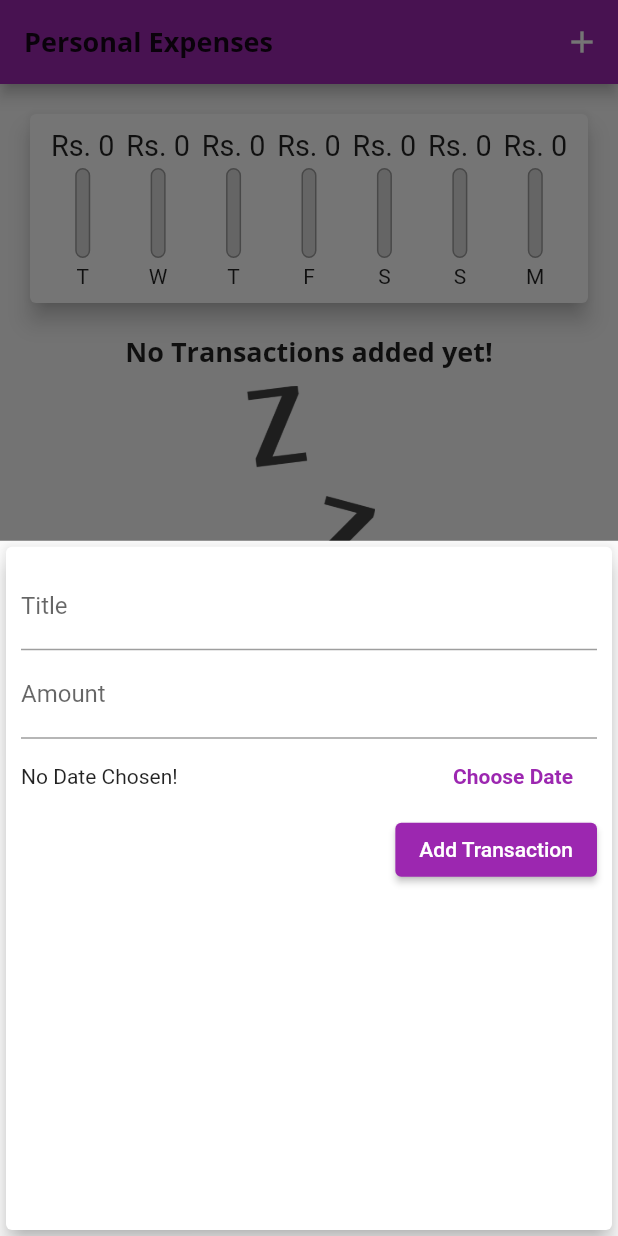
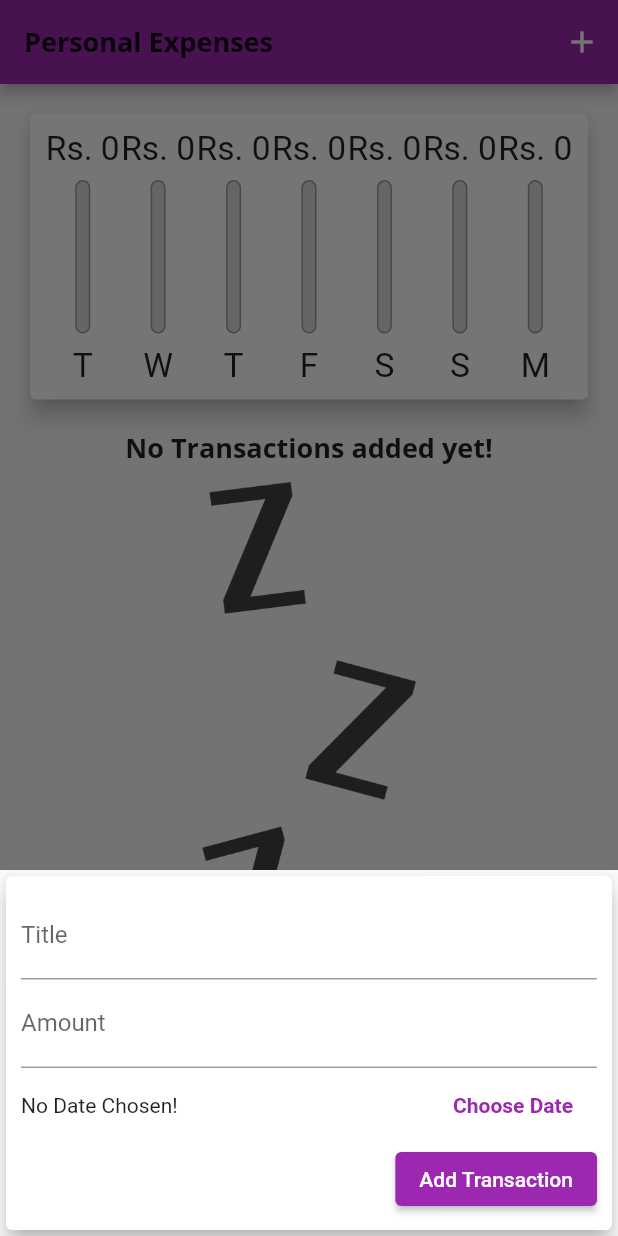
Before and after one commit to himangshuishere/Flutter, a Flutter app: the screen it shows after launch, after a tap on the "add" icon, on a phone screen of 412 x 824 dp. Run offline on Flutter 3.47's test engine with Material 2 defaults, Android fonts, the phone set to English and light mode, and no system bars.

Commit message:
Refactors Done!
Added responsiveness and adaptiveness in the project.

Pr: S5Cmpl

```diff
--- a/expense_manager/lib/main.dart
+++ b/expense_manager/lib/main.dart
@@ -1,10 +1,14 @@
+import 'dart:io';
 import 'package:expense_manager/models/transaction.dart';
 import 'package:expense_manager/widgets/chart.dart';
 import 'package:expense_manager/widgets/new_transaction.dart';
 import 'package:expense_manager/widgets/transaction_list.dart';
 import 'package:flutter/material.dart';
+import 'package:flutter/cupertino.dart';
 
 void main() {
+  // WidgetsFlutterBinding.ensureInitialized();
+  // SystemChrome.setPreferredOrientations([DeviceOrientation.portraitUp, DeviceOrientation.portraitDown]);
   runApp(MyApp());
 }
 
@@ -66,7 +70,10 @@ class _MyHomePageState extends State<MyHomePage> {
     }).toList();
   }
 
-  void _addNewTransaction(String txTitle, double txAmount, DateTime chosenDate) {
+  bool _showChart = false;
+
+  void _addNewTransaction(
+      String txTitle, double txAmount, DateTime chosenDate) {
     final newTx = Transaction(
       title: txTitle,
       amount: txAmount,
@@ -92,7 +99,7 @@ class _MyHomePageState extends State<MyHomePage> {
     );
   }
 
-  void _deleteTransaction(String id){
+  void _deleteTransaction(String id) {
     setState(() {
       _userTransactions.removeWhere((tx) {
         return tx.id == id;
@@ -102,8 +109,20 @@ class _MyHomePageState extends State<MyHomePage> {
 
   @override
   Widget build(BuildContext context) {
-    return Scaffold(
-      appBar: AppBar(
+    final isLandscape =
+        MediaQuery.of(context).orientation == Orientation.landscape;
+
+    final dynamic app_Bar = Platform.isIOS
+        ? CupertinoNavigationBar(
+            middle: Text("Personal Expenses"),
+            trailing: Row(mainAxisSize: MainAxisSize.min, children: [
+              GestureDetector(
+                onTap: () => _startAddNewTransaction(context),
+                child: Icon(CupertinoIcons.add),
+              )
+            ]),
+          )
+        : AppBar(
             title: Text("Personal Expenses"),
             textTheme: Theme.of(context).textTheme,
             actions: [
@@ -112,22 +131,77 @@ class _MyHomePageState extends State<MyHomePage> {
                 onPressed: () => _startAddNewTransaction(context),
               )
             ],
-      ),
-      body: SingleChildScrollView(
+          );
+
+    final txListWidget = Container(
+      child: TransactionList(_userTransactions, _deleteTransaction),
+      height: (MediaQuery.of(context).size.height -
+              app_Bar.preferredSize.height -
+              MediaQuery.of(context).padding.top) *
+          0.7,
+    );
+
+    final pageBody = SafeArea(
+      child: SingleChildScrollView(
         child: Column(
           // mainAxisAlignment: MainAxisAlignment.start,
           crossAxisAlignment: CrossAxisAlignment.stretch,
           children: <Widget>[
-            Chart(_recentTransactions),
-            TransactionList(_userTransactions, _deleteTransaction),
+            if (isLandscape)
+              Row(
+                mainAxisAlignment: MainAxisAlignment.center,
+                children: [
+                  Text("Show Chart", style: Theme.of(context).textTheme.headline6),
+                  Switch.adaptive(
+                    activeColor: Theme.of(context).accentColor,
+                    value: _showChart,
+                    onChanged: (val) {
+                      setState(() {
+                        _showChart = val;
+                      });
+                    },
+                  ),
+                ],
+              ),
+            if (!isLandscape)
+              Container(
+                  height: (MediaQuery.of(context).size.height -
+                          app_Bar.preferredSize.height -
+                          MediaQuery.of(context).padding.top) *
+                      0.3,
+                  child: Chart(_recentTransactions)),
+            if (!isLandscape) txListWidget,
+            if (isLandscape)
+              _showChart
+                  ? Container(
+                      height: (MediaQuery.of(context).size.height -
+                              app_Bar.preferredSize.height -
+                              MediaQuery.of(context).padding.top) *
+                          0.7,
+                      child: Chart(_recentTransactions))
+                  : txListWidget
           ],
         ),
       ),
-      floatingActionButton: FloatingActionButton(
+    );
+
+    // Returning the UI as output
+    return Platform.isIOS
+        ? CupertinoPageScaffold(
+            child: pageBody,
+            navigationBar: app_Bar,
+          )
+        : Scaffold(
+            appBar: app_Bar,
+            body: pageBody,
+            floatingActionButton: Platform.isIOS
+                ? Container()
+                : FloatingActionButton(
                     child: Icon(Icons.add),
                     onPressed: () => _startAddNewTransaction(context),
                   ),
-      floatingActionButtonLocation: FloatingActionButtonLocation.centerFloat,
+            floatingActionButtonLocation:
+                FloatingActionButtonLocation.centerFloat,
           );
   }
 }
--- /dev/null
+++ b/expense_manager/lib/widgets/adaptive_flat_button.dart
@@ -0,0 +1,28 @@
+import 'dart:io';
+import 'package:flutter/material.dart';
+import 'package:flutter/cupertino.dart';
+
+class AdaptiveFlatButton extends StatelessWidget {
+  const AdaptiveFlatButton(this.text, this.handler);
+
+  final String text;
+  final Function handler;
+
+  @override
+  Widget build(BuildContext context) {
+    return Platform.isIOS
+        ? CupertinoButton(
+            child: Text(
+              text,
+              style: TextStyle(fontWeight: FontWeight.bold),
+            ),
+            onPressed: () => handler)
+        : FlatButton(
+            onPressed: () => handler,
+            child: Text(
+              'Choose Date',
+              style: TextStyle(fontWeight: FontWeight.bold),
+            ),
+            textColor: Theme.of(context).primaryColor);
+  }
+}
--- a/expense_manager/lib/widgets/chart.dart
+++ b/expense_manager/lib/widgets/chart.dart
@@ -38,7 +38,7 @@ class Chart extends StatelessWidget {
 
   @override
   Widget build(BuildContext context) {
-    return Card(
+    return  Card(
         elevation: 6,
         margin: const EdgeInsets.all(20),
         child: Container(
--- a/expense_manager/lib/widgets/chart_bar.dart
+++ b/expense_manager/lib/widgets/chart_bar.dart
@@ -9,19 +9,21 @@ class ChartBar extends StatelessWidget {
 
   @override
   Widget build(BuildContext context) {
+    return LayoutBuilder(
+      builder: (context, constraints) {
         return Column(
           children: [
             Container(
-          height: 22,
+              height: constraints.maxHeight *0.15,
               child: FittedBox(
                 child: Text('Rs. ${spendingAmount.toStringAsFixed(0)}'),
               ),
             ),
             SizedBox(
-          height: 4,
+              height: constraints.maxHeight*0.05,
             ),
             Container(
-          height: 60,
+              height: constraints.maxHeight *0.6,
               width: 10,
               child: Stack(
                 children: [
@@ -44,10 +46,13 @@ class ChartBar extends StatelessWidget {
               ),
             ),
             SizedBox(
-          height: 4,
+              height: constraints.maxHeight*0.05,
             ),
-        Text(label)
+            Container(child: FittedBox(child: Text(label)),
+            height: constraints.maxHeight*0.15,)
           ],
+        );
+      },
     );
   }
 }
--- a/expense_manager/lib/widgets/new_transaction.dart
+++ b/expense_manager/lib/widgets/new_transaction.dart
@@ -1,3 +1,7 @@
+import 'dart:io';
+
+import 'package:expense_manager/widgets/adaptive_flat_button.dart';
+import 'package:flutter/cupertino.dart';
 import 'package:flutter/material.dart';
 import 'package:intl/intl.dart';
 
@@ -16,10 +20,10 @@ class _NewTransactionState extends State<NewTransaction> {
 
   dynamic _selectedDate;
 
-
-
   void _submitData() {
-    if (amountController.text.isEmpty){return;}
+    if (amountController.text.isEmpty) {
+      return;
+    }
     final enteredTitle = _titleController.text;
     final enteredAmount = double.parse(amountController.text);
 
@@ -42,22 +46,27 @@ class _NewTransactionState extends State<NewTransaction> {
       firstDate: DateTime(2000),
       lastDate: DateTime.now(),
     ).then((pickedDate) {
-      if (pickedDate == null){
+      if (pickedDate == null) {
         return;
       }
-      setState((){
+      setState(() {
         _selectedDate = pickedDate;
       });
     });
-
   }
 
   @override
   Widget build(BuildContext context) {
-    return Card(
+    return SingleChildScrollView(
+      child: Card(
         elevation: 6,
         child: Container(
-        padding: EdgeInsets.all(10),
+          padding: EdgeInsets.only(
+            top: 10,
+            left: 10,
+            right: 10,
+            bottom: MediaQuery.of(context).viewInsets.bottom + 10,
+          ),
           child: Column(crossAxisAlignment: CrossAxisAlignment.end, children: [
             TextField(
               decoration: InputDecoration(labelText: 'Title'),
@@ -81,14 +90,10 @@ class _NewTransactionState extends State<NewTransaction> {
               child: Row(
                 mainAxisAlignment: MainAxisAlignment.spaceBetween,
                 children: [
-                Text((_selectedDate == null) ?'No Date Chosen!': 'Picked Date: ${DateFormat.yMd().format(_selectedDate)}'),
-                FlatButton(
-                    onPressed: () => _presentDatePicker(),
-                    child: Text(
-                      'Choose Date',
-                      style: TextStyle(fontWeight: FontWeight.bold),
-                    ),
-                    textColor: Theme.of(context).primaryColor),
+                  Text((_selectedDate == null)
+                      ? 'No Date Chosen!'
+                      : 'Picked Date: ${DateFormat.yMd().format(_selectedDate)}'),
+                  AdaptiveFlatButton('Choose Date', _presentDatePicker),
                 ],
               ),
             ),
@@ -100,6 +105,7 @@ class _NewTransactionState extends State<NewTransaction> {
                 )),
           ]),
         ),
+      ),
     );
   }
 }
--- a/expense_manager/lib/widgets/transaction_list.dart
+++ b/expense_manager/lib/widgets/transaction_list.dart
@@ -10,10 +10,9 @@ class TransactionList extends StatelessWidget {
 
   @override
   Widget build(BuildContext context) {
-    return Container(
-      height: 300,
-      child: transactions.isEmpty
-          ? Column(
+    return transactions.isEmpty
+        ? LayoutBuilder(builder: (context, constraints) {
+            return Column(
               children: [
                 Text(
                   "No Transactions added yet!",
@@ -23,14 +22,15 @@ class TransactionList extends StatelessWidget {
                   height: 10,
                 ),
                 Container(
-                  height: 200,
+                  height: constraints.maxHeight * 0.6,
                   child: Image.asset(
                     'assets/images/waiting.png',
                     fit: BoxFit.cover,
                   ),
                 )
               ],
-            )
+            );
+          })
         : ListView.builder(
             itemBuilder: (ctx, index) {
               return Card(
@@ -45,14 +45,27 @@ class TransactionList extends StatelessWidget {
                             child: Text('Rs. ${transactions[index].amount}')),
                       ),
                     ),
-                    title: Text(transactions[index].title, style: Theme.of(context).textTheme.headline6,),
-                    subtitle: Text(DateFormat.yMMMd().format(transactions[index].date)),
-                    trailing: IconButton(onPressed: ()=> deleteTx(transactions[index].id), icon:Icon(Icons.delete), color: Theme.of(context).errorColor,)
+                    title: Text(
+                      transactions[index].title,
+                      style: Theme.of(context).textTheme.headline6,
                     ),
+                    subtitle: Text(
+                        DateFormat.yMMMd().format(transactions[index].date)),
+                    trailing: MediaQuery.of(context).size.width > 420
+                        ? FlatButton.icon(
+                            onPressed: () => deleteTx(transactions[index].id),
+                            icon: Icon(Icons.delete),
+                            label: Text("Delete"),
+                            textColor: Theme.of(context).errorColor,
+                          )
+                        : IconButton(
+                            onPressed: () => deleteTx(transactions[index].id),
+                            icon: Icon(Icons.delete),
+                            color: Theme.of(context).errorColor,
+                          )),
               );
             },
             itemCount: transactions.length,
-            ),
           );
   }
 }
```
Lines whose indentation alone changed are shown as unchanged.
